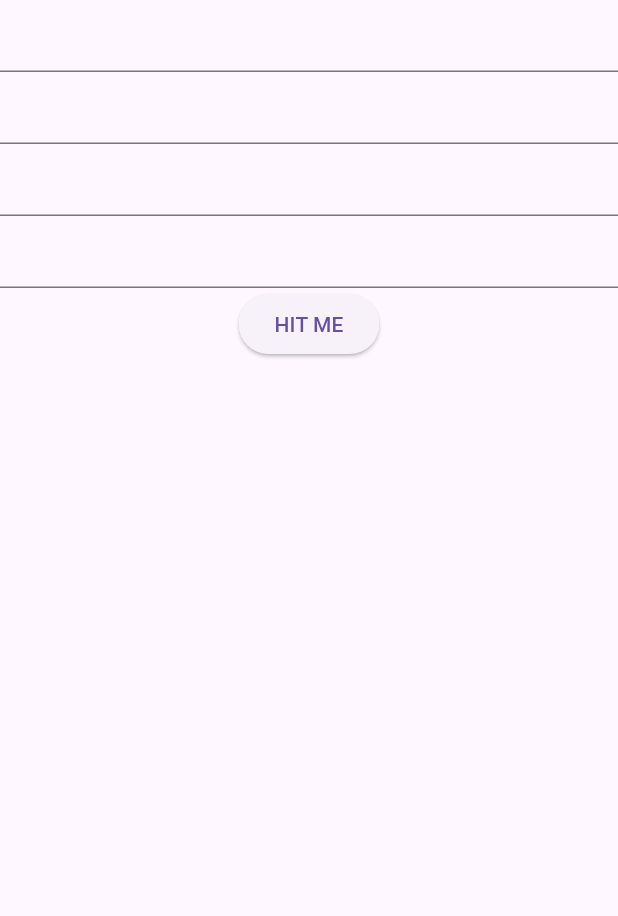
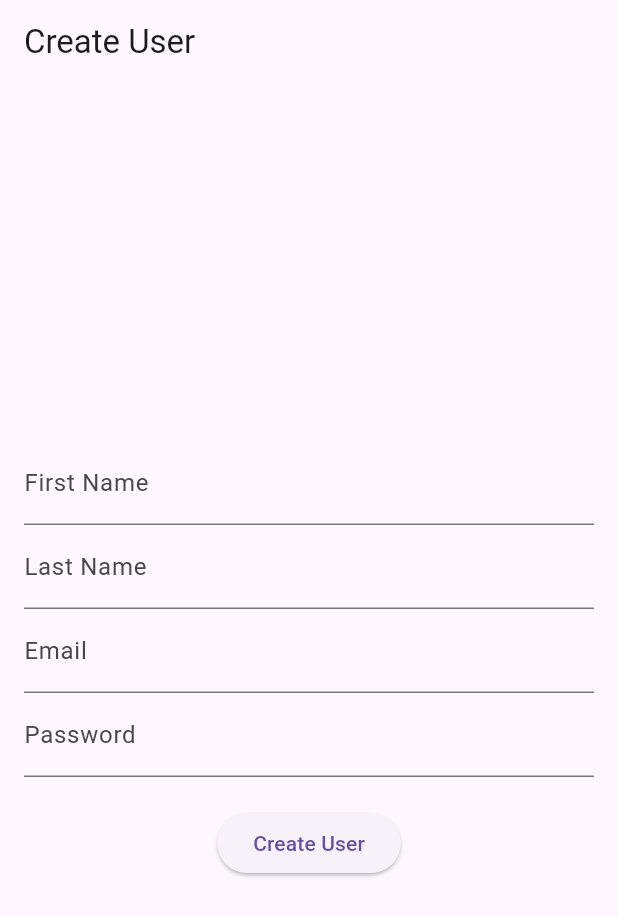
Before and after one commit to shayan217/Backend-API-Frontend-Flutter-, a Flutter app: the screen it shows after launch, on a phone screen of 412 x 824 dp. Shown: the top 916 px of the screen. Run offline on Flutter 3.47's test engine with Material 3 defaults, Android fonts, the phone set to English and light mode, and no system bars; our stand-ins replace get.

Commit message:
saturday work

```diff
--- /dev/null
+++ b/flutter application/work/lib/delete/delete_controller.dart
@@ -0,0 +1,15 @@
+import 'package:get/get.dart';
+import 'package:http/http.dart' as http;
+
+class DeleteController extends GetxController {
+  Future<void> deleteUser(String userId) async {
+    final url = Uri.parse('http://10.0.2.2:3000/users/$userId');
+    final response = await http.delete(url);
+
+    if (response.statusCode == 200) {
+      print('User deleted successfully');
+    } else {
+      print('Failed to delete user: ${response.reasonPhrase}');
+    }
+  }
+}
--- a/flutter application/work/lib/main.dart
+++ b/flutter application/work/lib/main.dart
@@ -1,6 +1,6 @@
 import 'package:flutter/material.dart';
 import 'package:get/get_navigation/src/root/get_material_app.dart';
-import 'package:work/postview.dart';
+import 'package:work/post/postview.dart';
 
 void main() {
   runApp(const MyApp());
@@ -13,6 +13,7 @@ class MyApp extends StatelessWidget {
   Widget build(BuildContext context) {
     return GetMaterialApp(
       home: PostView(),
+      debugShowCheckedModeBanner: false,
     );
   }
 }
--- /dev/null
+++ b/flutter application/work/lib/post/postcontroller.dart
@@ -0,0 +1,31 @@
+import 'dart:convert';
+import 'package:flutter/material.dart';
+import 'package:get/get_state_manager/get_state_manager.dart';
+import 'package:http/http.dart' as http;
+
+class MainController extends GetxController {
+  final TextEditingController firstName = TextEditingController();
+  final TextEditingController lastName = TextEditingController();
+  final TextEditingController email = TextEditingController();
+  final TextEditingController password = TextEditingController();
+
+  Future<void> postData() async {
+    final url = Uri.parse('http://10.0.2.2:3000/users');
+    final response = await http.post(
+      url,
+      headers: {"Content-Type": "application/json"},
+      body: json.encode({
+        "firstName": firstName.text,
+        "lastName": lastName.text,
+        "email": email.text,
+        "password": password.text,
+      }),
+    );
+
+    if (response.statusCode == 200) {
+      print('User created: ${response.body}');
+    } else {
+      print('Failed to create user: ${response.reasonPhrase}');
+    }
+  }
+}
--- /dev/null
+++ b/flutter application/work/lib/post/postview.dart
@@ -0,0 +1,50 @@
+import 'package:flutter/material.dart';
+import 'package:get/get.dart';
+import 'package:work/post/postcontroller.dart';
+import 'package:work/get/getview.dart';
+
+class PostView extends StatelessWidget {
+  final MainController mainController = Get.put(MainController());
+
+  PostView({Key? key}) : super(key: key);
+
+  @override
+  Widget build(BuildContext context) {
+    return Scaffold(
+      appBar: AppBar(title: const Text("Create User")),
+      body: Padding(
+        padding: const EdgeInsets.all(16.0),
+        child: Column(
+          mainAxisAlignment: MainAxisAlignment.center,
+          children: [
+            TextFormField(
+              controller: mainController.firstName,
+              decoration: const InputDecoration(labelText: 'First Name'),
+            ),
+            TextFormField(
+              controller: mainController.lastName,
+              decoration: const InputDecoration(labelText: 'Last Name'),
+            ),
+            TextFormField(
+              controller: mainController.email,
+              decoration: const InputDecoration(labelText: 'Email'),
+            ),
+            TextFormField(
+              controller: mainController.password,
+              decoration: const InputDecoration(labelText: 'Password'),
+              obscureText: true,
+            ),
+            const SizedBox(height: 20),
+            ElevatedButton(
+              onPressed: () {
+                mainController.postData();
+                Get.to(Getview());
+              },
+              child: const Text("Create User"),
+            )
+          ],
+        ),
+      ),
+    );
+  }
+}
--- a/flutter application/work/lib/postcontroller.dart
+++ /dev/null
@@ -1,46 +0,0 @@
-import "dart:convert";
-import "package:flutter/material.dart";
-import "package:flutter/widgets.dart";
-import "package:get/get_state_manager/get_state_manager.dart";
-import "package:http/http.dart" as http;
-
-class MainController extends GetxController {
-  TextEditingController firstName = TextEditingController();
-  TextEditingController lastName = TextEditingController();
-  TextEditingController email = TextEditingController();
-  TextEditingController password = TextEditingController();
-  Future<void> postData() async {
-    final url = Uri.parse('http://10.0.2.2:3000/users');
-
-    final response = await http.post(
-      url,
-      headers: {"Content-Type": "application/json"},
-      body: json.encode({
-        "firstName": firstName.value.text,
-        "lastName": lastName.value.text,
-        "email": email.value.text,
-        "password": password.value.text,
-      }),
-    );
-
-    if (response.statusCode == 200) {
-      print(response.body);
-    } else {
-      print('Failed to post data: ${response.reasonPhrase}');
-    }
-  }
-}
-
-
-
-
-    // var request = http.Request('GET', Uri.parse('http://10.0.2.2:3000/users'));
-    // request.body = '''''';
-
-    // http.StreamedResponse response = await request.send();
-
-    // if (response.statusCode == 200) {
-    //   print(await response.stream.bytesToString());
-    // } else {
-    //   print(response.reasonPhrase);
-    // }
--- a/flutter application/work/lib/postview.dart
+++ /dev/null
@@ -1,46 +0,0 @@
-import 'package:flutter/material.dart';
-import 'package:get/get_core/get_core.dart';
-import 'package:get/get_instance/get_instance.dart';
-import 'package:get/get_navigation/get_navigation.dart';
-import 'package:work/postcontroller.dart';
-import 'package:work/getview.dart';
-
-class PostView extends StatelessWidget {
-  final MainController mainController = Get.put(MainController());
-
-  PostView({Key? key}) : super(key: key);
-
-  @override
-  Widget build(BuildContext context) {
-    return Scaffold(
-      body: Column(
-        children: [
-          Center(
-            child: TextFormField(
-              controller: mainController.firstName,
-            )
-          ),
-          Center(
-            child: TextFormField(
-              controller: mainController.lastName,
-            )
-          ),
-          Center(
-            child: TextFormField(
-              controller: mainController.email,
-            )
-          ),
-          Center(
-            child: TextFormField(
-              controller: mainController.password,
-            )
-          ),
-          ElevatedButton(onPressed: (){
-            mainController.postData();
-            Get.to(Getview());
-          }, child: Text("HIT ME"))
-        ],
-      ),
-    );
-  }
-}
```
Also changed, not shown: flutter application/work/lib/delete/delete.dart (added, +49 -0 lines), flutter application/work/lib/get/getcontroller.dart (added, +37 -0 lines), flutter application/work/lib/get/getview.dart (added, +89 -0 lines), flutter application/work/lib/get/model.dart (added, +37 -0 lines), flutter application/work/lib/getcontroller.dart (deleted, +0 -24 lines), flutter application/work/lib/getview.dart (deleted, +0 -51 lines), flutter application/work/lib/model.dart (deleted, +0 -36 lines), flutter application/work/lib/update/update.dart (added, +52 -0 lines), flutter application/work/lib/update/update_controller.dart (added, +37 -0 lines), 1 other file.
